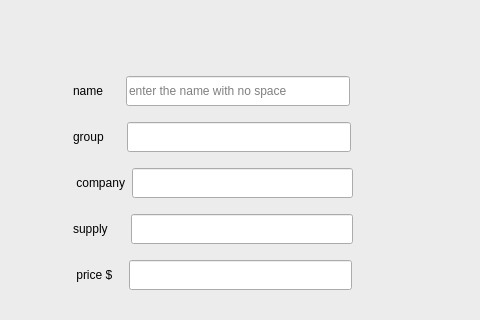
Above: adminadd.ui from melika-ag8/finalfoof before the change; both pictures show x 102 to 582 and y 190 to 510 of the 700 by 600 pixel window. Below: the same form after it.
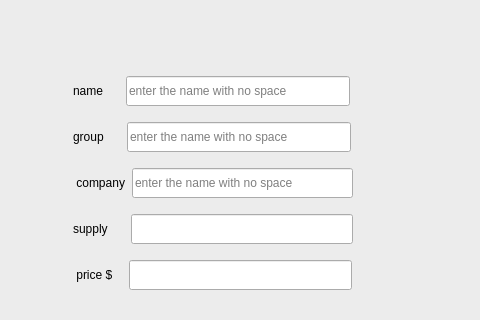
That is the form after the change. Icons and pictures are not drawn.

The edit to the form file:
```diff
--- a/adminadd.ui
+++ b/adminadd.ui
@@ -281,6 +281,9 @@
            <property name="styleSheet">
             <string notr="true">color:black;</string>
            </property>
+           <property name="placeholderText">
+            <string>enter the name with no space</string>
+           </property>
           </widget>
          </item>
          <item>
@@ -364,6 +367,9 @@
            <property name="styleSheet">
             <string notr="true">color:black;</string>
            </property>
+           <property name="placeholderText">
+            <string>enter the name with no space</string>
+           </property>
           </widget>
          </item>
          <item>
```
